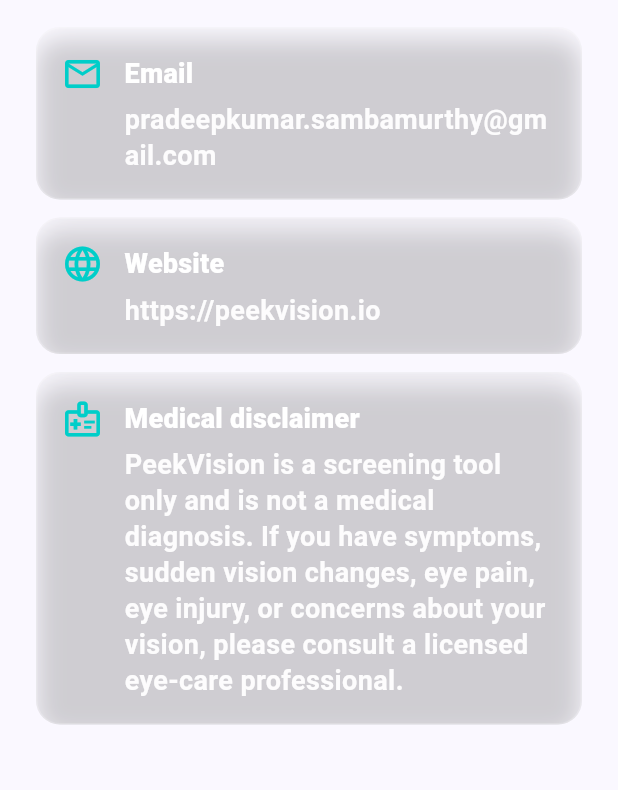
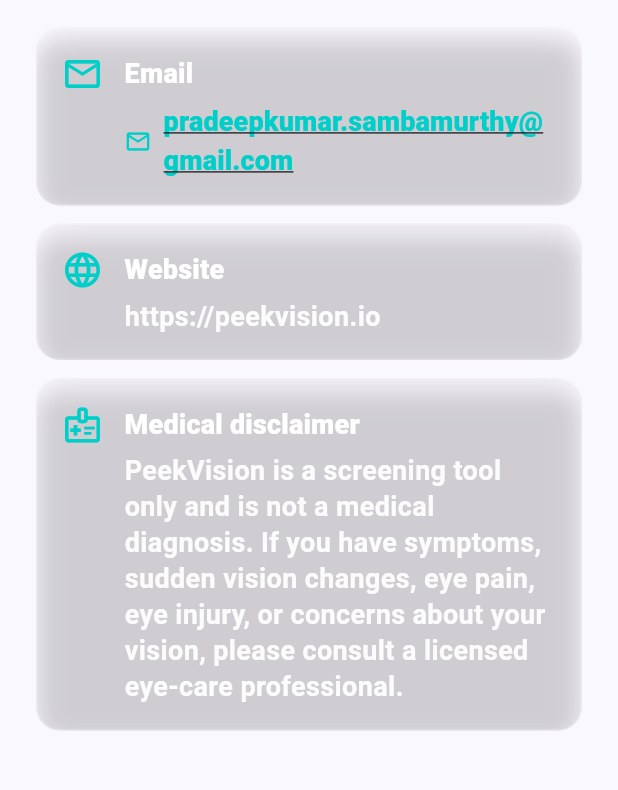
Before and after one commit to pradeepsambamurthy/vision_scanner_flutter, a Flutter app: the _ContactTab widget shown alone on an empty page, opened directly, on a phone screen of 412 x 824 dp, the part 186-976 px from its top. Run offline on Flutter 3.47's test engine with Material 3 defaults, Android fonts, the phone set to English and light mode, and no system bars; our stand-ins replace cloud_firestore, firebase_core, image_picker, shared_preferences; missing offline and left inert: google_mlkit_face_detection, tflite_flutter; accounts and stored records are empty; statements that could not run were skipped.

Commit message:
Make contact email clickable

```diff
--- a/lib/screens/app_shell.dart
+++ b/lib/screens/app_shell.dart
@@ -6,6 +6,7 @@
 import 'acuity_test_screen.dart';
 import 'report_screen.dart'; // must export ReportBody (content-only)
 import 'color_blindness_screen.dart';
+import 'package:url_launcher/url_launcher.dart';
 
 enum AppSection { home, howto, about, color, test, report, contact }
 
@@ -746,6 +747,18 @@
 class _ContactTab extends StatelessWidget {
   const _ContactTab();
 
+  Future<void> _openEmail() async {
+    final Uri emailUri = Uri.parse(
+      'mailto:pradeepkumar.sambamurthy@gmail.com'
+      '?subject=PeekVision%20Feedback'
+      '&body=Hello%20PeekVision%20Team,%0A%0A',
+    );
+
+    if (await canLaunchUrl(emailUri)) {
+      await launchUrl(emailUri, mode: LaunchMode.externalApplication);
+    }
+  }
+
   @override
   Widget build(BuildContext context) {
     final t = Theme.of(context).textTheme;
@@ -791,6 +804,51 @@
       );
     }
 
+    Widget emailRow() {
+      return Glass(
+        child: Row(
+          crossAxisAlignment: CrossAxisAlignment.start,
+          children: [
+            const Icon(Icons.email_outlined, color: _Brand.teal, size: 28),
+            const SizedBox(width: 14),
+            Expanded(
+              child: Column(
+                crossAxisAlignment: CrossAxisAlignment.start,
+                children: [
+                  Text(
+                    'Email',
+                    style: t.titleMedium?.copyWith(
+                      color: Colors.white,
+                      fontWeight: FontWeight.w800,
+                      fontSize: 18,
+                    ),
+                  ),
+                  const SizedBox(height: 6),
+                  TextButton.icon(
+                    style: TextButton.styleFrom(
+                      padding: EdgeInsets.zero,
+                      foregroundColor: _Brand.teal,
+                      alignment: Alignment.centerLeft,
+                    ),
+                    icon: const Icon(Icons.mail_outline),
+                    label: const Text(
+                      'pradeepkumar.sambamurthy@gmail.com',
+                      style: TextStyle(
+                        fontSize: 18,
+                        fontWeight: FontWeight.w800,
+                        decoration: TextDecoration.underline,
+                      ),
+                    ),
+                    onPressed: _openEmail,
+                  ),
+                ],
+              ),
+            ),
+          ],
+        ),
+      );
+    }
+
     return Center(
       child: ConstrainedBox(
         constraints: const BoxConstraints(maxWidth: 1000),
@@ -807,7 +865,7 @@
             ),
             const SizedBox(height: 8),
             Text(
-              'Questions, feedback, support, partnerships, or collaboration inquiries.',
+              'For feedback, support, or questions about PeekVision, please contact us.',
               style: t.titleMedium?.copyWith(
                 color: Colors.white.withOpacity(0.95),
                 fontSize: 20,
@@ -816,11 +874,7 @@
               ),
             ),
             const SizedBox(height: 18),
-            row(
-              icon: Icons.email_outlined,
-              label: 'Email',
-              value: 'pradeepkumar.sambamurthy@gmail.com',
-            ),
+            emailRow(),
             const SizedBox(height: 12),
             row(
               icon: Icons.language_outlined,
--- a/pubspec.yaml
+++ b/pubspec.yaml
@@ -33,6 +33,7 @@
 
   # Social sign-in
   cupertino_icons: ^1.0.8
+  url_launcher: ^6.3.2
 
 dev_dependencies:
   flutter_test:
```
